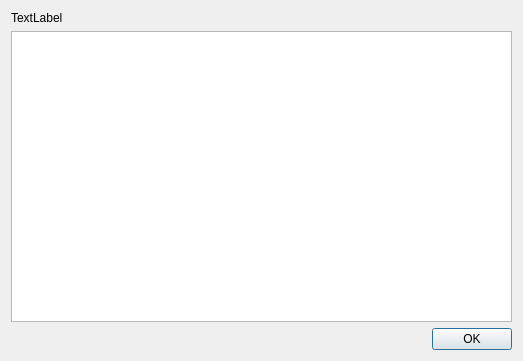
This is caboutdialog.ui in Jo2003/cd2netmd_gui as Qt 5 draws it before an edit. The edited form follows.
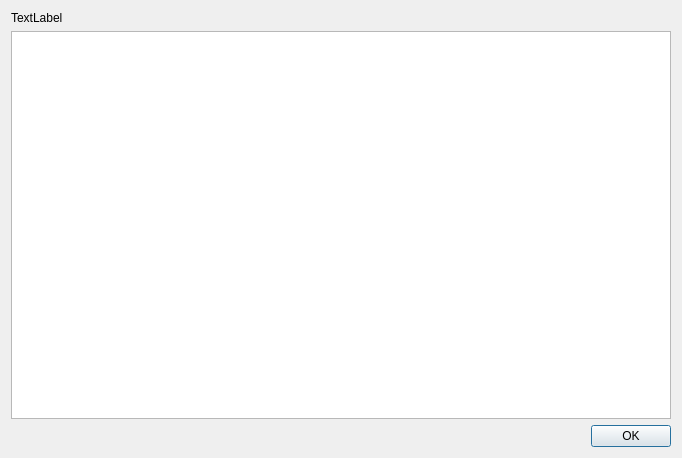
This is the edited form. Icons and pictures are not drawn.

Diff of the .ui file:
```diff
--- a/caboutdialog.ui
+++ b/caboutdialog.ui
@@ -6,8 +6,8 @@
    <rect>
     <x>0</x>
     <y>0</y>
-    <width>523</width>
-    <height>361</height>
+    <width>682</width>
+    <height>458</height>
    </rect>
   </property>
   <property name="windowTitle">
```
